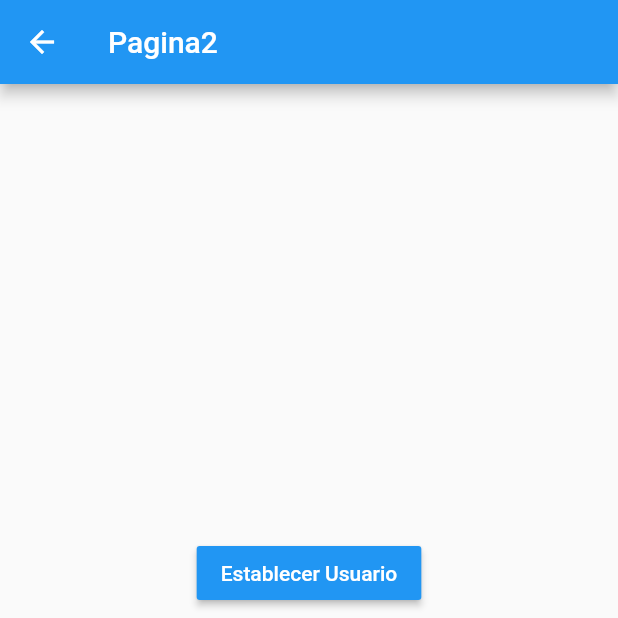
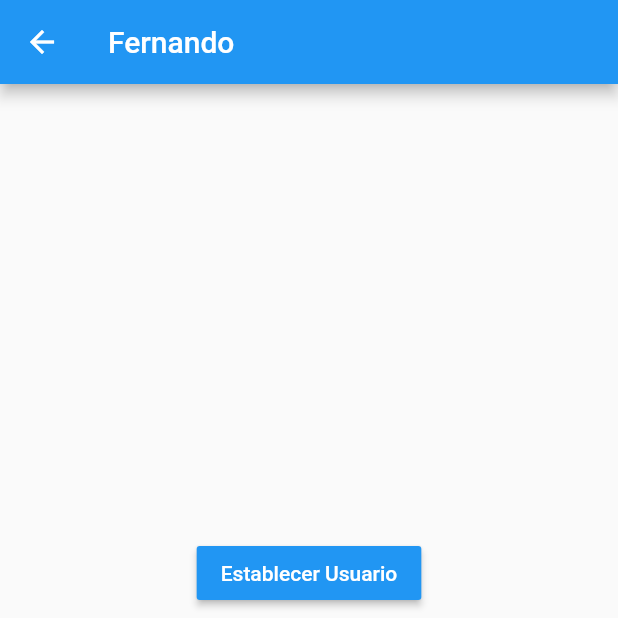
Before and after one commit to Le127/State_Management_Flutter, a Flutter app: the Pagina2Page screen opened by its route, after a tap on "Establecer Usuario", on a phone screen of 412 x 824 dp, the top half of it. Run offline on Flutter 3.47's test engine with Material 2 defaults, Android fonts, the phone set to English and light mode, and no system bars; our stand-ins replace bloc, flutter_bloc.

Commit message:
Nombre en pagina2

```diff
--- a/lib/pages/pagina2_page.dart
+++ b/lib/pages/pagina2_page.dart
@@ -4,12 +4,20 @@ import 'package:flutter_bloc/flutter_bloc.dart';
 import 'package:estado_singleton_app/bloc/usuario/usuario_bloc.dart';
 import 'package:estado_singleton_app/models/usuario.dart';
 
-class Pagina2Page extends StatelessWidget {
+class Pagina2Page extends StatefulWidget {
+  @override
+  _Pagina2PageState createState() => _Pagina2PageState();
+}
+
+class _Pagina2PageState extends State<Pagina2Page> {
   @override
   Widget build(BuildContext context) {
     final usuarioBloc = BlocProvider.of<UsuarioBloc>(context);
     return Scaffold(
-      appBar: AppBar(title: Text("Pagina2")),
+      appBar: AppBar(
+          title: usuarioBloc.state.existeUsuario
+              ? Text(usuarioBloc.state.usuario!.nombre)
+              : Text("Pagina2")),
       body: Center(
         child: Column(
           mainAxisAlignment: MainAxisAlignment.center,
@@ -26,6 +34,8 @@ class Pagina2Page extends StatelessWidget {
                     profesiones: ["FullStack Dev"]);
 
                 usuarioBloc.add(ActivarUsuario(newUser));
+
+                setState(() {});
               },
             ),
 
```
